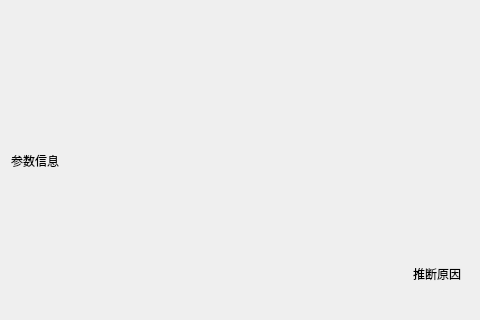
Before: the Qt Designer form phoneresult.ui in Nicholas-wei/fuzzing_expert_system-phone_choosing, drawn with Qt 5; both pictures show x 0 to 480 and y 120 to 440 of the 818 by 561 pixel window.
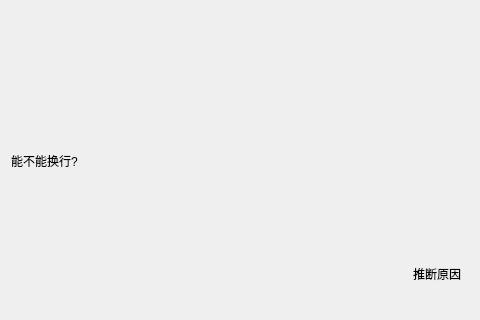
After: the same form once the commit is applied. Icons and pictures are not drawn.

Commit message: finish the last part of presenting UI.

The edit to the form file:
```diff
--- a/phoneresult.ui
+++ b/phoneresult.ui
@@ -17,7 +17,10 @@
    <item row="0" column="0" rowspan="3">
     <widget class="QLabel" name="label_2">
      <property name="text">
-      <string>参数信息</string>
+      <string>能不能换行?</string>
+     </property>
+     <property name="wordWrap">
+      <bool>true</bool>
      </property>
     </widget>
    </item>
```
Left out of the diff: 5 changed lines with no effect on the pictures. The commit also changes 3 other files.
